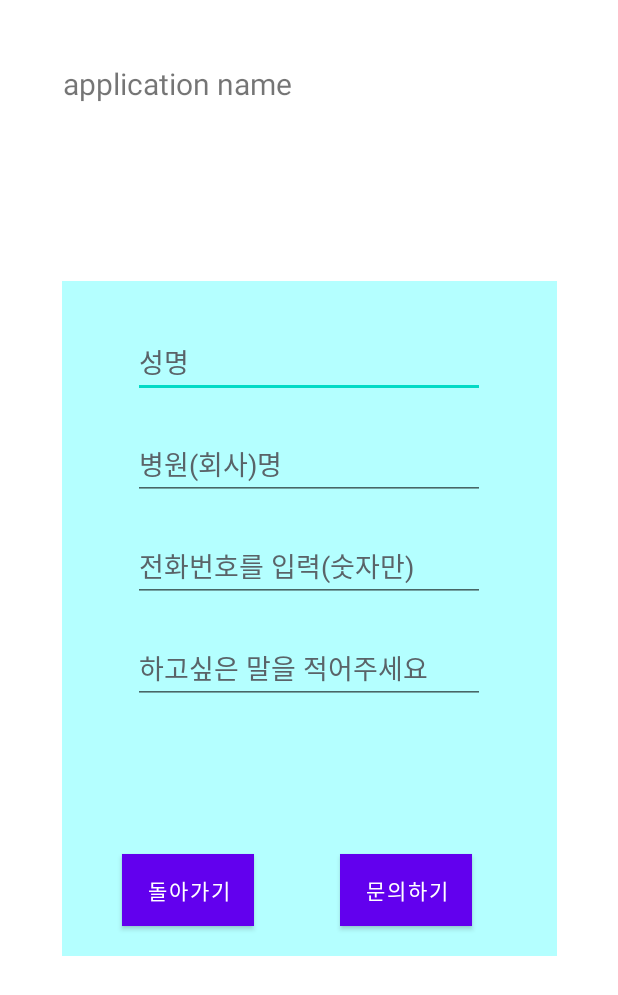
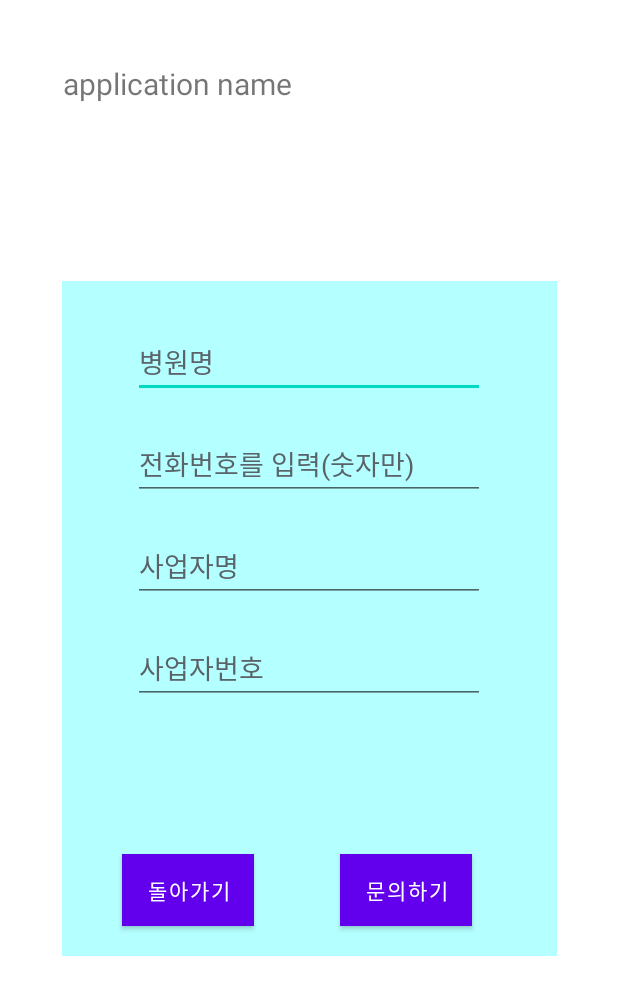
Before and after one commit to seongmin2001/TeamProject, an Android app: the layout activity_doctor_only_signing.xml on its own in the app's theme, with its tools: preview values and no code run, on a phone screen of 412 x 824 dp. Shown: the top 995 px of the screen. Run offline under Robolectric (Android 15) with nearby library versions, the phone set to English and light mode, and no system bars; network calls fail.

Commit message:
파일 합치기

```diff
--- a/app/build.gradle
+++ b/app/build.gradle
@@ -32,6 +32,7 @@ dependencies {
     implementation 'androidx.appcompat:appcompat:1.4.1'
     implementation 'com.google.android.material:material:1.5.0'
     implementation 'androidx.constraintlayout:constraintlayout:2.1.3'
+    implementation 'com.android.volley:volley:1.2.0'
     testImplementation 'junit:junit:4.+'
     androidTestImplementation 'androidx.test.ext:junit:1.1.3'
     androidTestImplementation 'androidx.test.espresso:espresso-core:3.4.0'
--- a/app/src/main/res/layout/activity_doctor_only_signing.xml
+++ b/app/src/main/res/layout/activity_doctor_only_signing.xml
@@ -45,13 +45,13 @@
             android:layout_marginBottom="20dp">
 
             <EditText
-                android:id="@+id/editTextTextPersonName1"
+                android:id="@+id/et_name"
                 android:layout_width="wrap_content"
                 android:layout_height="wrap_content"
                 android:ems="10"
+                android:hint="병원명"
                 android:inputType="textPersonName"
                 android:textColorHint="#5A6368"
-                android:hint="성명"
                 tools:layout_editor_absoluteX="45dp"
                 tools:layout_editor_absoluteY="122dp" />
 
@@ -63,13 +63,14 @@
             android:layout_marginBottom="20dp">
 
             <EditText
-                android:id="@+id/editCompanyName"
+                android:id="@+id/et_num"
                 android:layout_width="wrap_content"
                 android:layout_height="wrap_content"
-                android:ems="10"
-                android:inputType="textPersonName"
+                android:ems="11"
+                android:hint="전화번호를 입력(숫자만)"
+                android:inputType="phone"
+                android:maxLength="11"
                 android:textColorHint="#5A6368"
-                android:hint="병원(회사)명"
                 tools:layout_editor_absoluteX="45dp"
                 tools:layout_editor_absoluteY="122dp" />
 
@@ -81,14 +82,13 @@
             android:layout_marginBottom="20dp">
 
             <EditText
-                android:id="@+id/editTextPhone"
+                android:id="@+id/et_aname"
                 android:layout_width="wrap_content"
                 android:layout_height="wrap_content"
-                android:ems="11"
-                android:inputType="phone"
+                android:ems="10"
+                android:hint="사업자명"
+                android:inputType="textPersonName"
                 android:textColorHint="#5A6368"
-                android:hint="전화번호를 입력(숫자만)"
-                android:maxLength="11"
                 tools:layout_editor_absoluteX="103dp"
                 tools:layout_editor_absoluteY="148dp" />
         </TableRow>
@@ -98,14 +98,15 @@
             android:layout_marginBottom="20dp">
 
             <EditText
-                android:id="@+id/editExtraTalking"
+                android:id="@+id/et_anum"
                 android:layout_width="wrap_content"
                 android:layout_height="wrap_content"
-                android:ems="10"
-                android:inputType="textMultiLine"
+                android:ems="11"
+                android:hint="사업자번호"
+                android:inputType="phone"
+                android:maxLength="11"
                 android:scrollHorizontally="false"
                 android:textColorHint="#5A6368"
-                android:hint="하고싶은 말을 적어주세요"
 
                 tools:layout_editor_absoluteX="45dp"
                 tools:layout_editor_absoluteY="122dp" />
@@ -115,7 +116,7 @@
     </TableLayout>
 
     <Button
-        android:id="@+id/button7"
+        android:id="@+id/btn_Register"
         android:layout_width="wrap_content"
         android:layout_height="wrap_content"
         android:layout_marginTop="80dp"
```
Also changed, not shown: app/src/main/AndroidManifest.xml (+9 -3 lines), app/src/main/java/com/example/test/LoginActivity.java (added, +80 -0 lines), app/src/main/java/com/example/test/LoginRequest.java (added, +31 -0 lines), app/src/main/java/com/example/test/RegisterActivity.java (added, +77 -0 lines), app/src/main/java/com/example/test/RegisterRequest.java (added, +33 -0 lines), app/src/main/java/com/example/test/doctor_only_signing.java (deleted, +0 -14 lines), app/src/main/res/layout/activity_login.xml (added, +59 -0 lines), app/src/main/res/layout/activity_mainpage.xml (+6 -6 lines).
